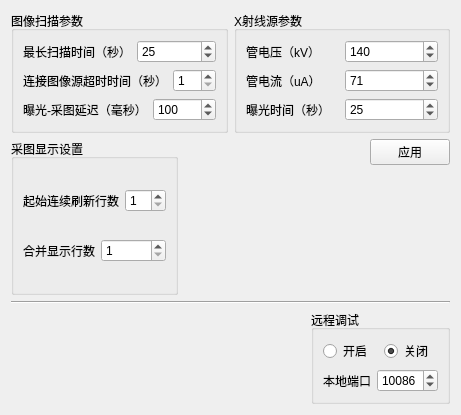
First picture: the form in syssettingswidget.ui, repository curious-heart/x-data-scanner, before the edit.
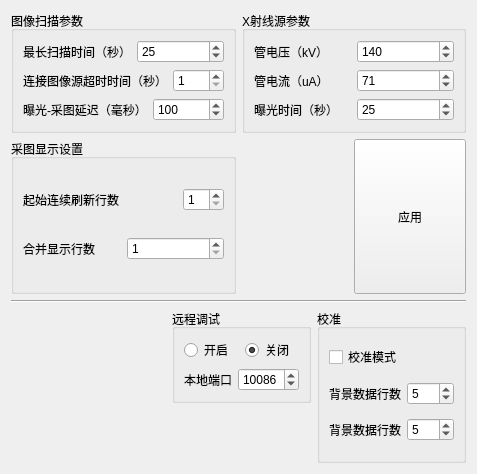
Second picture: the form after the edit.

Commit message: Add cali file gen and cali mode work.

```diff
--- a/syssettingswidget.ui
+++ b/syssettingswidget.ui
@@ -6,14 +6,14 @@
    <rect>
     <x>0</x>
     <y>0</y>
-    <width>461</width>
-    <height>415</height>
+    <width>477</width>
+    <height>474</height>
    </rect>
   </property>
   <property name="windowTitle">
    <string>Form</string>
   </property>
-  <layout class="QVBoxLayout" name="verticalLayout_5">
+  <layout class="QVBoxLayout" name="verticalLayout_8">
    <item>
     <layout class="QHBoxLayout" name="horizontalLayout_8"/>
    </item>
@@ -184,6 +184,12 @@
     <layout class="QHBoxLayout" name="horizontalLayout_13">
      <item>
       <widget class="QGroupBox" name="groupBox">
+       <property name="sizePolicy">
+        <sizepolicy hsizetype="Expanding" vsizetype="Preferred">
+         <horstretch>0</horstretch>
+         <verstretch>0</verstretch>
+        </sizepolicy>
+       </property>
        <property name="title">
         <string>采图显示设置</string>
        </property>
@@ -192,6 +198,12 @@
          <layout class="QHBoxLayout" name="horizontalLayout_10">
           <item>
            <widget class="QLabel" name="iniDisplayLineCntLbl">
+            <property name="sizePolicy">
+             <sizepolicy hsizetype="Expanding" vsizetype="Preferred">
+              <horstretch>0</horstretch>
+              <verstretch>0</verstretch>
+             </sizepolicy>
+            </property>
             <property name="text">
              <string>起始连续刷新行数</string>
             </property>
@@ -213,6 +225,12 @@
          <layout class="QHBoxLayout" name="horizontalLayout_9">
           <item>
            <widget class="QLabel" name="mergeDispLineCntLbl">
+            <property name="sizePolicy">
+             <sizepolicy hsizetype="Expanding" vsizetype="Preferred">
+              <horstretch>0</horstretch>
+              <verstretch>0</verstretch>
+             </sizepolicy>
+            </property>
             <property name="text">
              <string>合并显示行数</string>
             </property>
@@ -220,6 +238,12 @@
           </item>
           <item>
            <widget class="QSpinBox" name="mergeDispLineCntSpinBox">
+            <property name="sizePolicy">
+             <sizepolicy hsizetype="Expanding" vsizetype="Fixed">
+              <horstretch>0</horstretch>
+              <verstretch>0</verstretch>
+             </sizepolicy>
+            </property>
             <property name="minimum">
              <number>1</number>
             </property>
@@ -252,6 +276,12 @@
          </item>
          <item>
           <widget class="QPushButton" name="pushButton">
+           <property name="sizePolicy">
+            <sizepolicy hsizetype="Expanding" vsizetype="Expanding">
+             <horstretch>0</horstretch>
+             <verstretch>0</verstretch>
+            </sizepolicy>
+           </property>
            <property name="text">
             <string>应用</string>
            </property>
@@ -259,19 +289,6 @@
          </item>
         </layout>
        </item>
-       <item>
-        <spacer name="verticalSpacer_2">
-         <property name="orientation">
-          <enum>Qt::Vertical</enum>
-         </property>
-         <property name="sizeHint" stdset="0">
-          <size>
-           <width>20</width>
-           <height>40</height>
-          </size>
-         </property>
-        </spacer>
-       </item>
       </layout>
      </item>
     </layout>
@@ -299,6 +316,8 @@
       </spacer>
      </item>
      <item>
+      <layout class="QVBoxLayout" name="verticalLayout_7">
+       <item>
       <widget class="QGroupBox" name="rmtDbgGrpBox">
        <property name="title">
         <string>远程调试</string>
@@ -344,6 +363,85 @@
             </property>
             <property name="value">
              <number>10086</number>
+              </property>
+             </widget>
+            </item>
+           </layout>
+          </item>
+         </layout>
+        </widget>
+       </item>
+       <item>
+        <spacer name="verticalSpacer">
+         <property name="orientation">
+          <enum>Qt::Vertical</enum>
+         </property>
+         <property name="sizeHint" stdset="0">
+          <size>
+           <width>20</width>
+           <height>40</height>
+          </size>
+         </property>
+        </spacer>
+       </item>
+      </layout>
+     </item>
+     <item>
+      <widget class="QGroupBox" name="caliGrpBox">
+       <property name="title">
+        <string>校准</string>
+       </property>
+       <layout class="QVBoxLayout" name="verticalLayout_5">
+        <item>
+         <widget class="QCheckBox" name="caliModecheckBox">
+          <property name="text">
+           <string>校准模式</string>
+          </property>
+         </widget>
+        </item>
+        <item>
+         <layout class="QHBoxLayout" name="horizontalLayout_16">
+          <item>
+           <widget class="QLabel" name="caliBgLineCntLbl">
+            <property name="text">
+             <string>背景数据行数</string>
+            </property>
+           </widget>
+          </item>
+          <item>
+           <widget class="QSpinBox" name="caliBgSpinBox">
+            <property name="minimum">
+             <number>1</number>
+            </property>
+            <property name="maximum">
+             <number>100</number>
+            </property>
+            <property name="value">
+             <number>5</number>
+            </property>
+           </widget>
+          </item>
+         </layout>
+        </item>
+        <item>
+         <layout class="QHBoxLayout" name="horizontalLayout_17">
+          <item>
+           <widget class="QLabel" name="caliStreFactorLineCntLbl">
+            <property name="text">
+             <string>背景数据行数</string>
+            </property>
+           </widget>
+          </item>
+          <item>
+           <widget class="QSpinBox" name="caliStreFactorSpinBox">
+            <property name="minimum">
+             <number>1</number>
+            </property>
+            <property name="maximum">
+             <number>100</number>
+            </property>
+            <property name="value">
+             <number>5</number>
             </property>
            </widget>
           </item>
```
Lines whose indentation alone changed are shown as unchanged. The commit also changes 9 other files.
